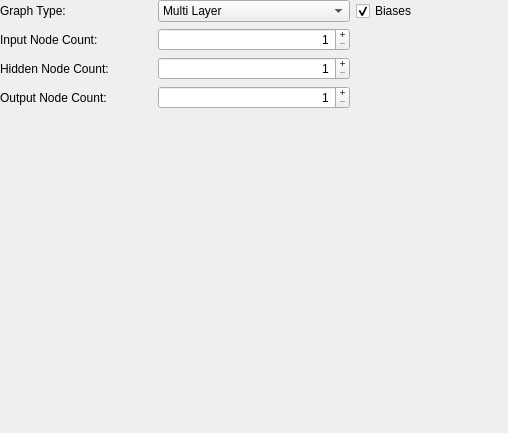
First picture: the form in profit/widgets/ui_breadfan_network.ui, repository hpsilva/profitpy, before the edit.
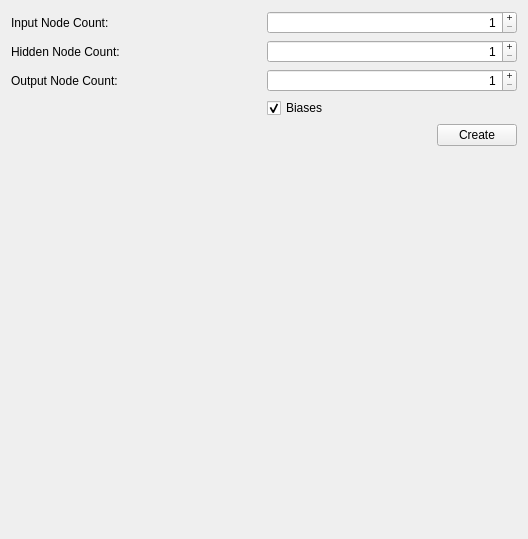
Second picture: the form after the edit. Icons and pictures are not drawn.

Commit message: Initial add of collector display.  Work in progress on breadfan tool.

The edit to the form file:
```diff
--- a/profit/widgets/ui_breadfan_network.ui
+++ b/profit/widgets/ui_breadfan_network.ui
@@ -5,56 +5,22 @@
    <rect>
     <x>0</x>
     <y>0</y>
-    <width>508</width>
-    <height>433</height>
+    <width>528</width>
+    <height>539</height>
    </rect>
   </property>
   <property name="windowTitle" >
    <string>Form</string>
   </property>
-  <layout class="QVBoxLayout" name="verticalLayout" >
-   <property name="margin" >
-    <number>0</number>
-   </property>
-   <item>
     <layout class="QGridLayout" name="gridLayout" >
      <item row="0" column="0" >
-      <widget class="QLabel" name="label" >
+    <widget class="QLabel" name="label_2" >
        <property name="text" >
-        <string>Graph Type:</string>
+      <string>Input Node Count:</string>
        </property>
       </widget>
      </item>
      <item row="0" column="1" >
-      <widget class="QComboBox" name="graphType" >
-       <item>
-        <property name="text" >
-         <string>Multi Layer</string>
-        </property>
-       </item>
-       <item>
-        <property name="text" >
-         <string>Independent Multi Layer</string>
-        </property>
-       </item>
-       <item>
-        <property name="text" >
-         <string>Totally Connected Multi Layer</string>
-        </property>
-       </item>
-      </widget>
-     </item>
-     <item row="0" column="2" >
-      <widget class="QCheckBox" name="checkBox" >
-       <property name="text" >
-        <string>Biases</string>
-       </property>
-       <property name="checked" >
-        <bool>true</bool>
-       </property>
-      </widget>
-     </item>
-     <item row="1" column="1" >
       <widget class="QSpinBox" name="inputCount" >
        <property name="alignment" >
         <set>Qt::AlignRight|Qt::AlignTrailing|Qt::AlignVCenter</set>
@@ -70,14 +36,14 @@
        </property>
       </widget>
      </item>
-     <item row="2" column="0" >
+   <item row="1" column="0" >
       <widget class="QLabel" name="label_3" >
        <property name="text" >
         <string>Hidden Node Count:</string>
        </property>
       </widget>
      </item>
-     <item row="2" column="1" >
+   <item row="1" column="1" >
       <widget class="QSpinBox" name="hiddenCount" >
        <property name="alignment" >
         <set>Qt::AlignRight|Qt::AlignTrailing|Qt::AlignVCenter</set>
@@ -93,14 +59,14 @@
        </property>
       </widget>
      </item>
-     <item row="3" column="0" >
+   <item row="2" column="0" >
       <widget class="QLabel" name="label_4" >
        <property name="text" >
         <string>Output Node Count:</string>
        </property>
       </widget>
      </item>
-     <item row="3" column="1" >
+   <item row="2" column="1" >
       <widget class="QSpinBox" name="outputCount" >
        <property name="alignment" >
         <set>Qt::AlignRight|Qt::AlignTrailing|Qt::AlignVCenter</set>
@@ -116,16 +82,58 @@
        </property>
       </widget>
      </item>
-     <item row="1" column="0" >
-      <widget class="QLabel" name="label_2" >
+   <item row="3" column="1" >
+    <widget class="QCheckBox" name="checkBox" >
        <property name="text" >
-        <string>Input Node Count:</string>
+      <string>Biases</string>
+     </property>
+     <property name="checked" >
+      <bool>true</bool>
+     </property>
+    </widget>
+   </item>
+   <item row="4" column="0" colspan="2" >
+    <layout class="QHBoxLayout" name="horizontalLayout" >
+     <item>
+      <widget class="QLabel" name="networkStatus" >
+       <property name="text" >
+        <string/>
+       </property>
+      </widget>
+     </item>
+     <item>
+      <spacer name="horizontalSpacer" >
+       <property name="orientation" >
+        <enum>Qt::Horizontal</enum>
+       </property>
+       <property name="sizeHint" stdset="0" >
+        <size>
+         <width>40</width>
+         <height>20</height>
+        </size>
+       </property>
+      </spacer>
+     </item>
+     <item>
+      <widget class="QPushButton" name="createNetwork" >
+       <property name="toolTip" >
+        <string>Create neural network</string>
+       </property>
+       <property name="statusTip" >
+        <string>Create neural network</string>
+       </property>
+       <property name="text" >
+        <string>Create</string>
+       </property>
+       <property name="icon" >
+        <iconset resource="profit.qrc" >
+         <normaloff>:/images/icons/misc.png</normaloff>:/images/icons/misc.png</iconset>
        </property>
       </widget>
      </item>
     </layout>
    </item>
-   <item>
+   <item row="5" column="0" >
     <spacer name="verticalSpacer" >
      <property name="orientation" >
       <enum>Qt::Vertical</enum>
@@ -133,7 +141,7 @@
      <property name="sizeHint" stdset="0" >
       <size>
        <width>20</width>
-       <height>482</height>
+       <height>40</height>
       </size>
      </property>
     </spacer>
```
Left out of the diff: 6 changed lines with no effect on the pictures. Lines whose indentation alone changed are shown as unchanged. The commit also changes 15 other files.
